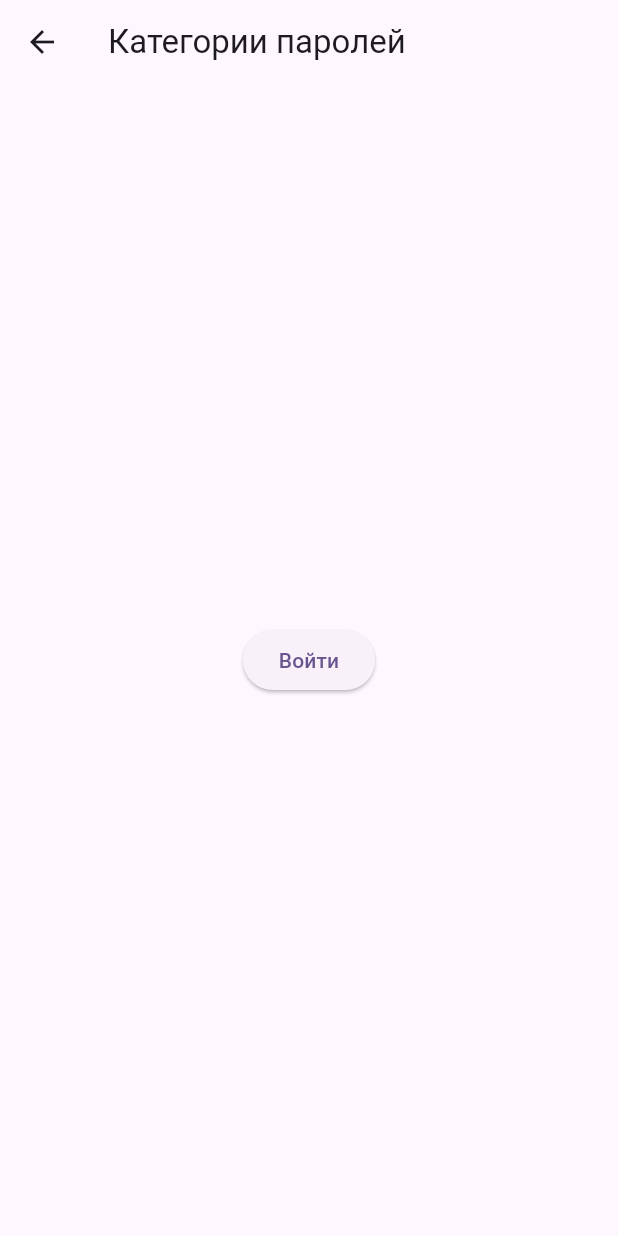
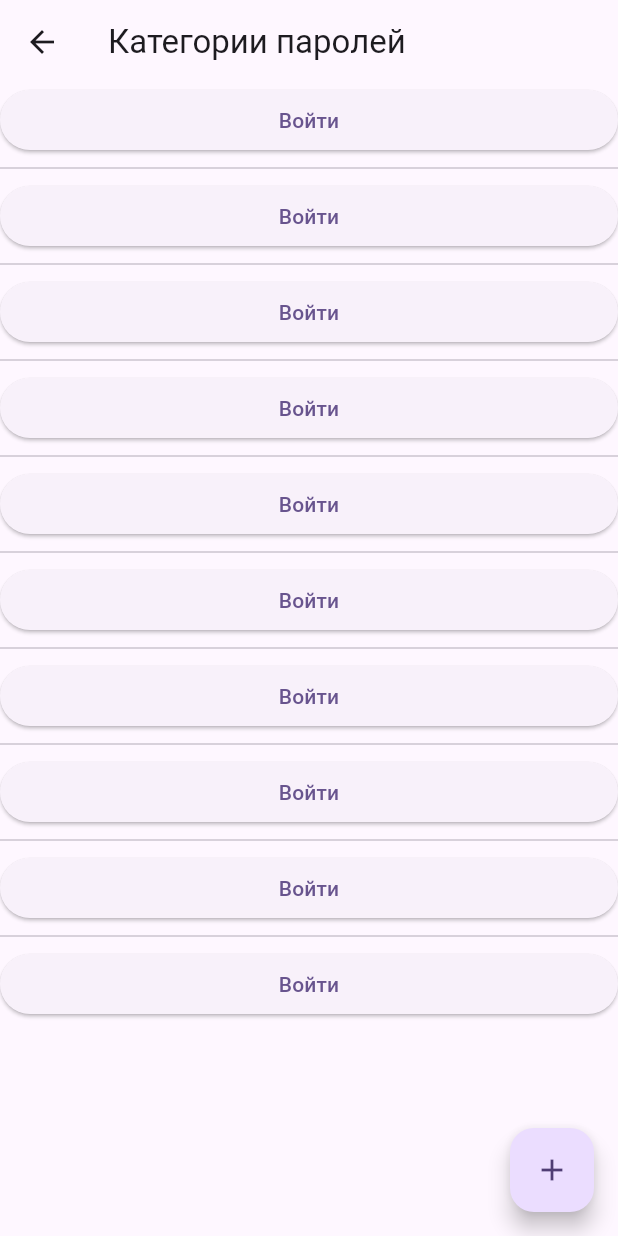
Before and after one commit to FedorP121/passlocker, a Flutter app: the screen it shows after launch, after a tap on "Войти", on a phone screen of 412 x 824 dp. Run offline on Flutter 3.47's test engine with Material 2 defaults, Android fonts, the phone set to English and light mode, and no system bars; our stand-ins replace auto_route, bloc, flutter_bloc.

```diff
--- /dev/null
+++ b/lib/src/feature/category_page/prsentation/bloc/category_pass_event.dart
@@ -0,0 +1,4 @@
+part of 'category_pass_bloc.dart';
+
+@immutable
+sealed class CategoryPassEvent {}
--- /dev/null
+++ b/lib/src/feature/category_page/prsentation/bloc/category_pass_state.dart
@@ -0,0 +1,6 @@
+part of 'category_pass_bloc.dart';
+
+@immutable
+sealed class CategoryPassState {}
+
+final class CategoryPassInitial extends CategoryPassState {}
--- a/lib/src/feature/category_page/prsentation/category.dart
+++ b/lib/src/feature/category_page/prsentation/category.dart
@@ -1,10 +1,13 @@
 import 'package:auto_route/auto_route.dart';
 import 'package:flutter/material.dart';
-import 'package:untitled9/auto_route/route.dart';
+
+import 'package:untitled9/src/feature/category_page/prsentation/widgets/category_list_password.dart';
+
+import 'widgets/add_category.dart';
 
 @RoutePage()
-class CategoryPage extends StatelessWidget {
-  const CategoryPage({Key? key}) : super(key: key);
+class CategoryPasswordPage extends StatelessWidget {
+  const CategoryPasswordPage({Key? key}) : super(key: key);
 
   @override
   Widget build(BuildContext context) {
@@ -13,14 +16,14 @@ class CategoryPage extends StatelessWidget {
         title: const Text('Категории паролей'),
       ),
       body: SafeArea(
-        child: Center(
-          child: ElevatedButton(
-            child: const Text('Войти'),
-            onPressed: () =>
-                AutoRouter.of(context).push(const ListServiseRoute()),
-          ),
-        ),
-      ),
+          child: ListView.separated(
+        itemCount: 10,
+        itemBuilder: (BuildContext context, int index) =>
+            const ListCategoryPassword(),
+        separatorBuilder: (BuildContext context, int index) => const Divider(),
+      )),
+      floatingActionButton: FloatingActionButton(
+          onPressed: () => addCategory(context), child: const Icon(Icons.add)),
     );
   }
 }
--- /dev/null
+++ b/lib/src/feature/category_page/prsentation/widgets/category_list_password.dart
@@ -0,0 +1,15 @@
+import 'package:auto_route/auto_route.dart';
+import 'package:flutter/material.dart';
+import 'package:untitled9/auto_route/route.dart';
+
+class ListCategoryPassword extends StatelessWidget {
+  const ListCategoryPassword({Key? key}) : super(key: key);
+
+  @override
+  Widget build(BuildContext context) {
+    return ElevatedButton(
+      child: const Text('Войти'),
+      onPressed: () => AutoRouter.of(context).push(const ListServiseRoute()),
+    );
+  }
+}
```
Also changed, not shown: lib/src/feature/category_page/prsentation/bloc/category_pass_bloc.dart (added, +13 -0 lines), lib/src/feature/category_page/prsentation/widgets/add_category.dart (added, +28 -0 lines), lib/auto_route/route.gr.dart.
